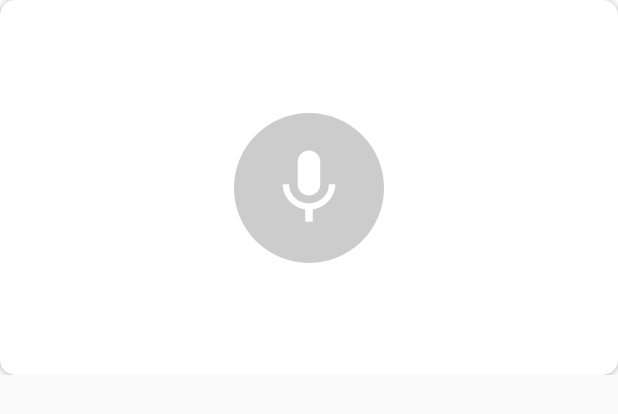
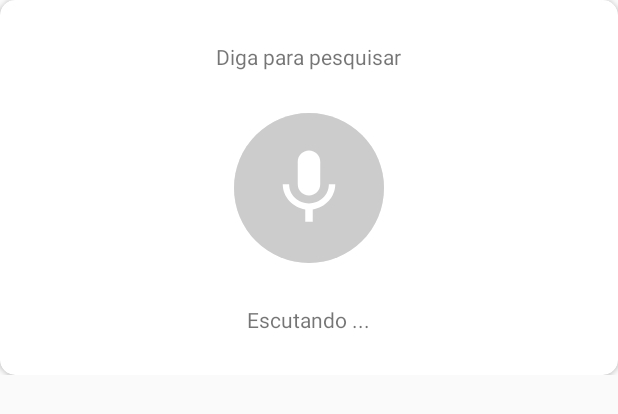
Before and after one commit to quanticheart/android-custon-google-speech, an Android app: the layout m_dialog_speech_default.xml on its own in the app's theme, with its tools: preview values and no code run, on a phone screen of 412 x 824 dp. Shown: the top 414 px of the screen. Run offline under Robolectric (Android 15) with nearby library versions, the phone set to English and light mode, and no system bars.

Commit message:
finish custom dialog

```diff
--- a/app/src/main/java/com/quanticheart/googlespeech/MainActivity.kt
+++ b/app/src/main/java/com/quanticheart/googlespeech/MainActivity.kt
@@ -1,3 +1,5 @@
+@file:Suppress("RECEIVER_NULLABILITY_MISMATCH_BASED_ON_JAVA_ANNOTATIONS")
+
 package com.quanticheart.googlespeech
 
 import android.app.Activity
@@ -17,7 +19,9 @@ class MainActivity : AppCompatActivity() {
         setContentView(R.layout.activity_main)
 
         btn1.setOnClickListener {
-            speechDialog()
+            speechDialog("Oque você quer pesquisar?") {
+                Log.e("RESULTS", it)
+            }
         }
 
         btn2.setOnClickListener {
--- a/speech/src/main/java/com/quanticheart/speech/SpeechUtils.kt
+++ b/speech/src/main/java/com/quanticheart/speech/SpeechUtils.kt
@@ -6,8 +6,6 @@ import android.speech.SpeechRecognizer
 import java.util.*
 
 object SpeechUtils {
-    const val FILED_TO_INITIALIZE_STT_ENGINE = "Sorry! Your device doesn\'t support speech input"
-    const val FAILED_TO_INITILIZE_TTS_ENGINE = "Filed to initilize TTS engine"
     fun getErrorText(errorCode: Int): String {
         return when (errorCode) {
             SpeechRecognizer.ERROR_AUDIO -> "Audio recording error"
--- a/speech/src/main/res/layout/m_dialog_speech_default.xml
+++ b/speech/src/main/res/layout/m_dialog_speech_default.xml
@@ -21,6 +21,28 @@
             android:gravity="center"
             android:orientation="vertical">
 
+            <TextView
+                android:id="@+id/titleSpeech"
+                android:layout_width="wrap_content"
+                android:layout_height="wrap_content"
+                app:layout_constraintBottom_toTopOf="@+id/mSpeechLayoutScale"
+                app:layout_constraintLeft_toLeftOf="parent"
+                app:layout_constraintRight_toRightOf="parent"
+                app:layout_constraintTop_toTopOf="parent"
+                tools:text="Diga para pesquisar" />
+
+            <ImageView
+                android:id="@+id/mSpeechLayoutScale"
+                android:layout_width="100dp"
+                android:layout_height="100dp"
+                android:background="@drawable/m_ic_mic_speech_circular"
+                android:backgroundTint="#55cccccc"
+                app:layout_constraintBottom_toBottomOf="@+id/mSpeechLayout"
+                app:layout_constraintLeft_toLeftOf="@+id/mSpeechLayout"
+                app:layout_constraintRight_toRightOf="@+id/mSpeechLayout"
+                app:layout_constraintTop_toTopOf="@+id/mSpeechLayout"
+                tools:ignore="ContentDescription" />
+
             <ImageView
                 android:id="@+id/mSpeechLayout"
                 android:layout_width="100dp"
@@ -43,6 +65,16 @@
                 app:layout_constraintTop_toTopOf="@+id/mSpeechLayout"
                 tools:ignore="ContentDescription" />
 
+            <TextView
+                android:id="@+id/labelResults"
+                android:layout_width="wrap_content"
+                android:layout_height="wrap_content"
+                android:text="Escutando ..."
+                app:layout_constraintBottom_toBottomOf="parent"
+                app:layout_constraintLeft_toLeftOf="parent"
+                app:layout_constraintRight_toRightOf="parent"
+                app:layout_constraintTop_toBottomOf="@+id/mSpeechLayoutScale" />
+
         </androidx.constraintlayout.widget.ConstraintLayout>
 
     </androidx.cardview.widget.CardView>
```
Also changed, not shown: speech/src/main/java/com/quanticheart/speech/SpeechDialogEt.kt (+85 -7 lines), speech/src/main/java/com/quanticheart/speech/SpeechExt.kt (+20 -2 lines), speech/src/main/java/com/quanticheart/speech/VoiceAnimationExt.kt (added, +55 -0 lines).
